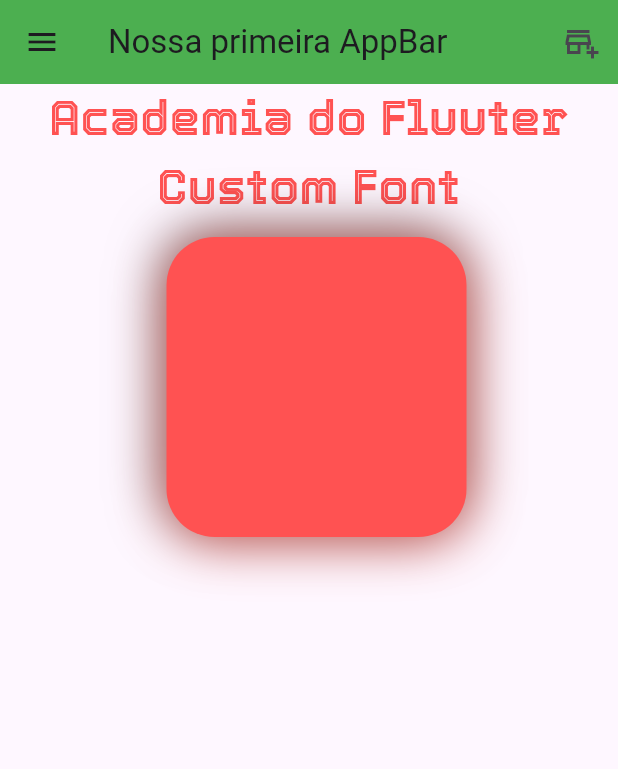
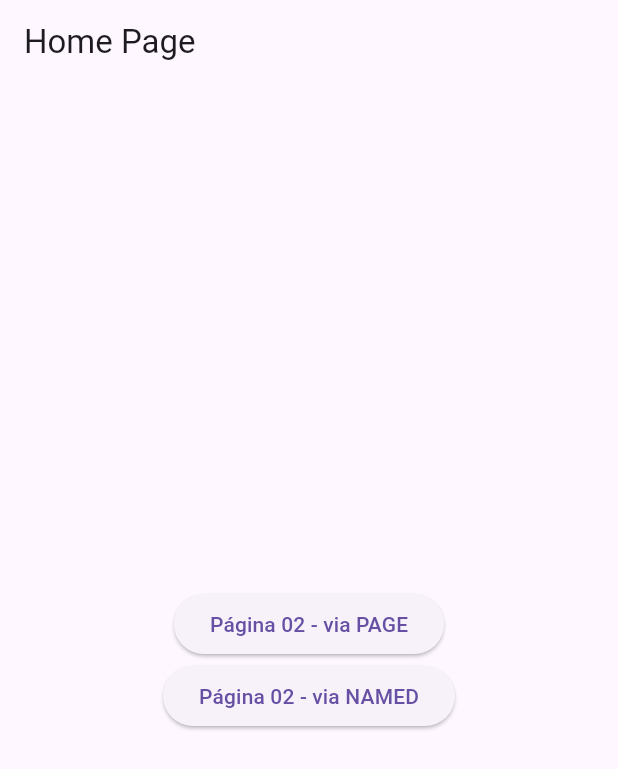
Before and after one commit to LMThomaz-Study/jornada_flutter, a Flutter app: the screen it shows after launch, on a phone screen of 412 x 824 dp. Shown: the top 769 px of the screen. Run offline on Flutter 3.47's test engine with Material 3 defaults, Android fonts, the phone set to English and light mode, and no system bars.

Commit message:
Navegação

```diff
--- a/primeiros_passos/lib/main.dart
+++ b/primeiros_passos/lib/main.dart
@@ -1,5 +1,10 @@
 import 'package:flutter/material.dart';
-import 'package:primeiro_passos/home/home_page.dart';
+import 'package:primeiro_passos/navegacao/home_page.dart';
+import 'package:primeiro_passos/navegacao/page1.dart';
+import 'package:primeiro_passos/navegacao/page2.dart';
+import 'package:primeiro_passos/navegacao/page3.dart';
+import 'package:primeiro_passos/navegacao/page4.dart';
+// import 'package:primeiro_passos/home/home_page.dart';
 
 void main() {
   runApp(const MyApp());
@@ -9,10 +14,17 @@ class MyApp extends StatelessWidget {
   const MyApp({super.key});
   @override
   Widget build(BuildContext context) {
-    return const MaterialApp(
+    return MaterialApp(
       title: 'Flutter Demo',
       debugShowCheckedModeBanner: false,
-      home: HomePage(),
+      // home: HomePage(),
+      routes: {
+        '/': (_) => const HomePage(),
+        '/page1': (_) => const Page1(),
+        Page2.routeName: (_) => const Page2(),
+        '/page3': (_) => const Page3(),
+        '/page4': (_) => const Page4(),
+      },
     );
   }
 }
--- /dev/null
+++ b/primeiros_passos/lib/navegacao/home_page.dart
@@ -0,0 +1,41 @@
+import 'package:flutter/material.dart';
+import 'package:primeiro_passos/navegacao/page2.dart';
+
+class HomePage extends StatelessWidget {
+  const HomePage({super.key});
+
+  @override
+  Widget build(BuildContext context) {
+    return Scaffold(
+      appBar: AppBar(
+        title: const Text('Home Page'),
+      ),
+      body: Center(
+        child: Column(
+          mainAxisAlignment: MainAxisAlignment.center,
+          children: [
+            ElevatedButton(
+              onPressed: () {
+                Navigator.of(context).push(
+                  MaterialPageRoute(
+                    settings: const RouteSettings(
+                      name: 'page2',
+                    ),
+                    builder: (context) => const Page2(),
+                  ),
+                );
+              },
+              child: const Text('Página 02 - via PAGE'),
+            ),
+            ElevatedButton(
+              onPressed: () {
+                Navigator.of(context).pushNamed(Page2.routeName);
+              },
+              child: const Text('Página 02 - via NAMED'),
+            ),
+          ],
+        ),
+      ),
+    );
+  }
+}
```
Also changed, not shown: primeiros_passos/lib/navegacao/page1.dart (added, +15 -0 lines), primeiros_passos/lib/navegacao/page2.dart (added, +49 -0 lines), primeiros_passos/lib/navegacao/page3.dart (added, +47 -0 lines), primeiros_passos/lib/navegacao/page4.dart (added, +58 -0 lines).
